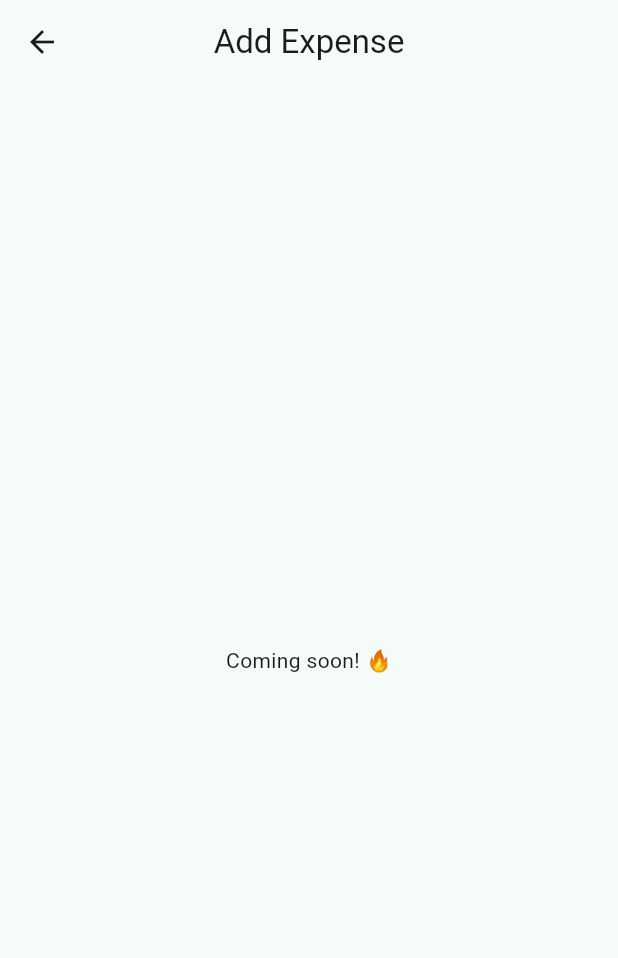
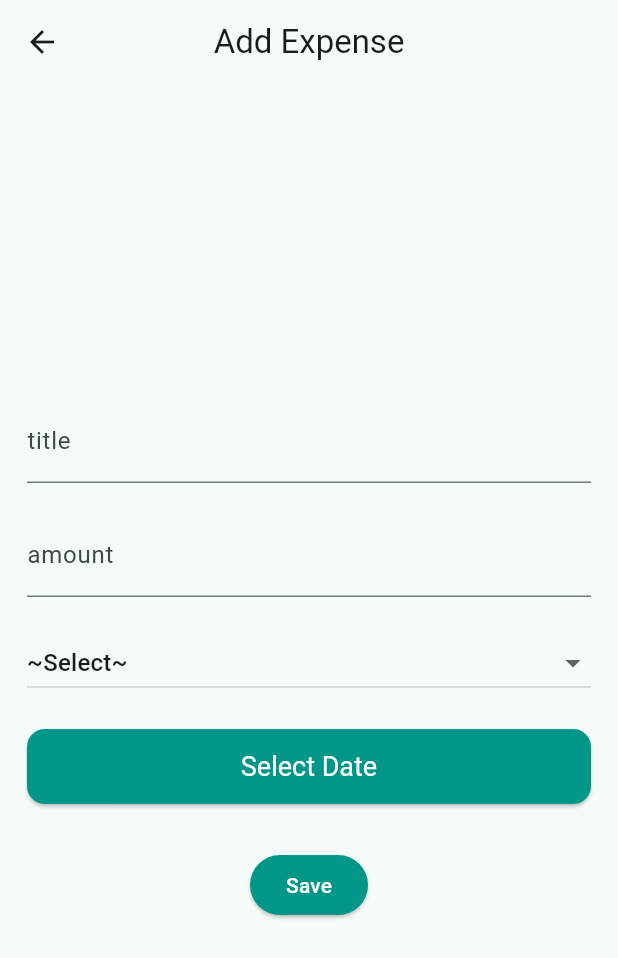
Before and after one commit to harshits-07/xpenzo, a Flutter app: the AddExpenseScreen screen opened directly, on a phone screen of 412 x 824 dp. Shown: the top 958 px of the screen. Run offline on Flutter 3.47's test engine with Material 3 defaults, Android fonts, the light colour scheme and no system bars; our stand-ins replace cloud_firestore, firebase_auth, firebase_core, flutter_riverpod; accounts and stored records are empty.

Commit message:
feat: add expense done

```diff
--- a/lib/screens/add_expense/add_expense.dart
+++ b/lib/screens/add_expense/add_expense.dart
@@ -1,21 +1,145 @@
+import 'package:firebase_auth/firebase_auth.dart';
 import 'package:flutter/material.dart';
+import 'package:flutter_riverpod/flutter_riverpod.dart';
+import 'package:intl/intl.dart';
+import 'package:uuid/uuid.dart';
+import 'package:xpenzo/models/expense_model.dart';
+import 'package:xpenzo/providers/expense_provider.dart';
 
-class AddExpenseScreen extends StatefulWidget {
+class AddExpenseScreen extends ConsumerStatefulWidget {
   const AddExpenseScreen({super.key});
 
   @override
-  State<AddExpenseScreen> createState() => _AddExpenseScreenState();
+  ConsumerState<AddExpenseScreen> createState() => _AddExpenseScreenState();
 }
 
-class _AddExpenseScreenState extends State<AddExpenseScreen> {
+class _AddExpenseScreenState extends ConsumerState<AddExpenseScreen> {
+  final titleController = TextEditingController();
+  final amountController = TextEditingController();
+
+  List<String> categories = [
+    "~Select~",
+    "Food",
+    "Travel",
+    "Shopping",
+    "Bills",
+    "Others",
+  ];
+  var selectedCategory = "~Select~";
+
+  DateTime? selectedDate;
+
+  @override
+  void dispose() {
+    titleController.dispose();
+    amountController.dispose();
+    super.dispose();
+  }
+
   @override
   Widget build(BuildContext context) {
     return Scaffold(
       appBar: AppBar(title: Text("Add Expense"), centerTitle: true),
       body: Padding(
         padding: EdgeInsets.symmetric(horizontal: 18, vertical: 12),
-        child: Center(child: Text("Coming soon! 🔥")),
+        child: Column(
+          mainAxisAlignment: MainAxisAlignment.center,
+          children: [
+            TextField(
+              controller: titleController,
+              keyboardType: TextInputType.text,
+              decoration: InputDecoration(labelText: "title"),
+            ),
+            SizedBox(height: 20),
+            TextField(
+              controller: amountController,
+              keyboardType: TextInputType.number,
+              decoration: InputDecoration(labelText: "amount"),
+            ),
+            SizedBox(height: 20),
+            DropdownButton<String>(
+              value: selectedCategory,
+              isExpanded: true,
+              items: categories.map((ct) {
+                return DropdownMenuItem(value: ct, child: Text(ct));
+              }).toList(),
+              onChanged: (value) {
+                setState(() {
+                  selectedCategory = value!;
+                });
+              },
+            ),
+            SizedBox(height: 20),
+            ElevatedButton(
+              style: ElevatedButton.styleFrom(
+                backgroundColor: Colors.teal,
+                foregroundColor: Colors.white,
+                textStyle: TextStyle(fontSize: 18),
+                minimumSize: Size(double.infinity, 50),
+                shape: RoundedRectangleBorder(
+                  borderRadius: BorderRadius.circular(12),
+                ),
+              ),
+              onPressed: pickDate,
+              child: (selectedDate == null)
+                  ? Text("Select Date")
+                  : Text(DateFormat("dd-MM-yyyy").format(selectedDate!)),
+            ),
+            SizedBox(height: 30),
+            ElevatedButton(
+              style: ElevatedButton.styleFrom(
+                foregroundColor: Colors.white,
+                backgroundColor: Colors.teal,
+              ),
+              onPressed: saveExpense,
+              child: Text("Save"),
+            ),
+          ],
+        ),
       ),
     );
   }
+
+  Future<void> pickDate() async {
+    DateTime? pickedDate = await showDatePicker(
+      context: context,
+      firstDate: DateTime(2020),
+      lastDate: DateTime(2100),
+      initialDate: DateTime.now(),
+    );
+
+    if (pickedDate != null) {
+      setState(() {
+        selectedDate = pickedDate;
+      });
+    }
+  }
+
+  Future<void> saveExpense() async {
+    if (titleController.text.trim().isEmpty ||
+        amountController.text.trim().isEmpty ||
+        selectedCategory == "~Select~" ||
+        selectedDate == null) {
+      ScaffoldMessenger.of(
+        context,
+      ).showSnackBar(SnackBar(content: Text("Please fill all feilds!")));
+      return;
+    }
+
+    final user = FirebaseAuth.instance.currentUser!;
+
+    final expense = ExpenseModel(
+      id: const Uuid().v4(),
+      title: titleController.text,
+      amount: double.parse(amountController.text.trim()),
+      category: selectedCategory,
+      date: selectedDate!,
+      userId: user.uid,
+    );
+
+    ref.read(expenseProvider.notifier).addExpense(expense);
+
+    if (!mounted) return;
+    Navigator.pop(context);
+  }
 }
--- a/lib/screens/home/home_screen.dart
+++ b/lib/screens/home/home_screen.dart
@@ -61,7 +61,11 @@ class _HomeScreenState extends ConsumerState<HomeScreen> {
                       mainAxisAlignment: MainAxisAlignment.spaceEvenly,
                       children: [
                         Text('₹${expense.amount.toStringAsFixed(2)}'),
-                        Text(DateFormat("dd-mm-yyyy").format(expense.date)),
+                        Text(DateFormat("dd-MM-yyyy").format(expense.date)),
+                        Text(
+                          expense.category,
+                          style: TextStyle(color: Colors.teal),
+                        ),
                       ],
                     ),
                   );
```
